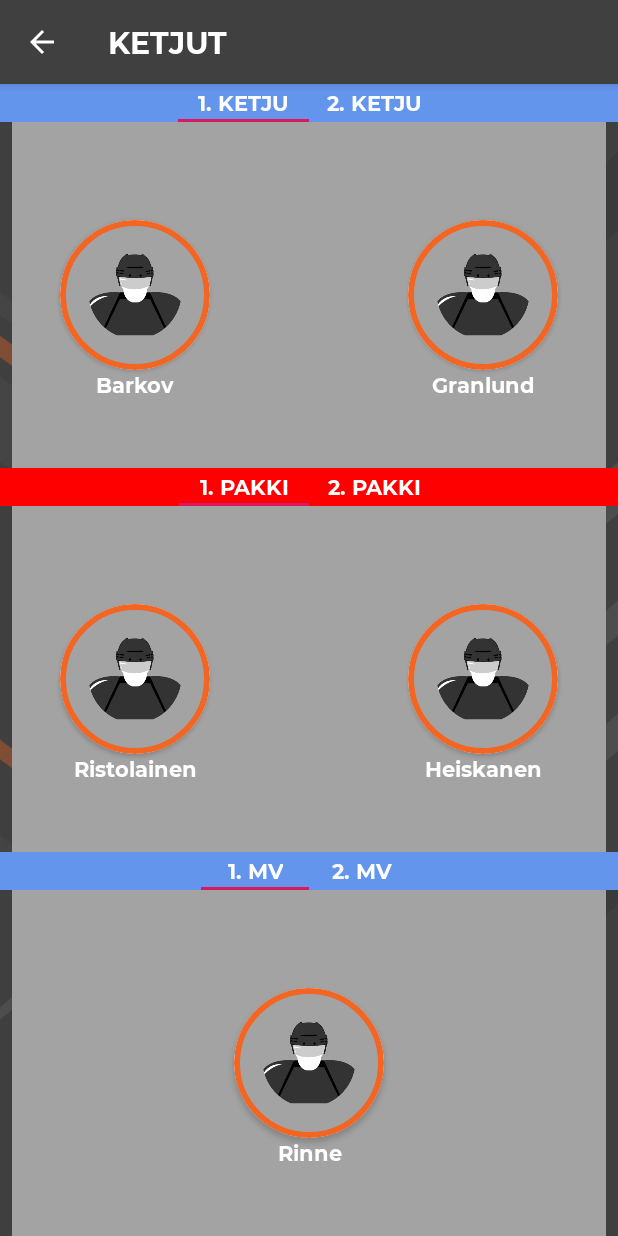
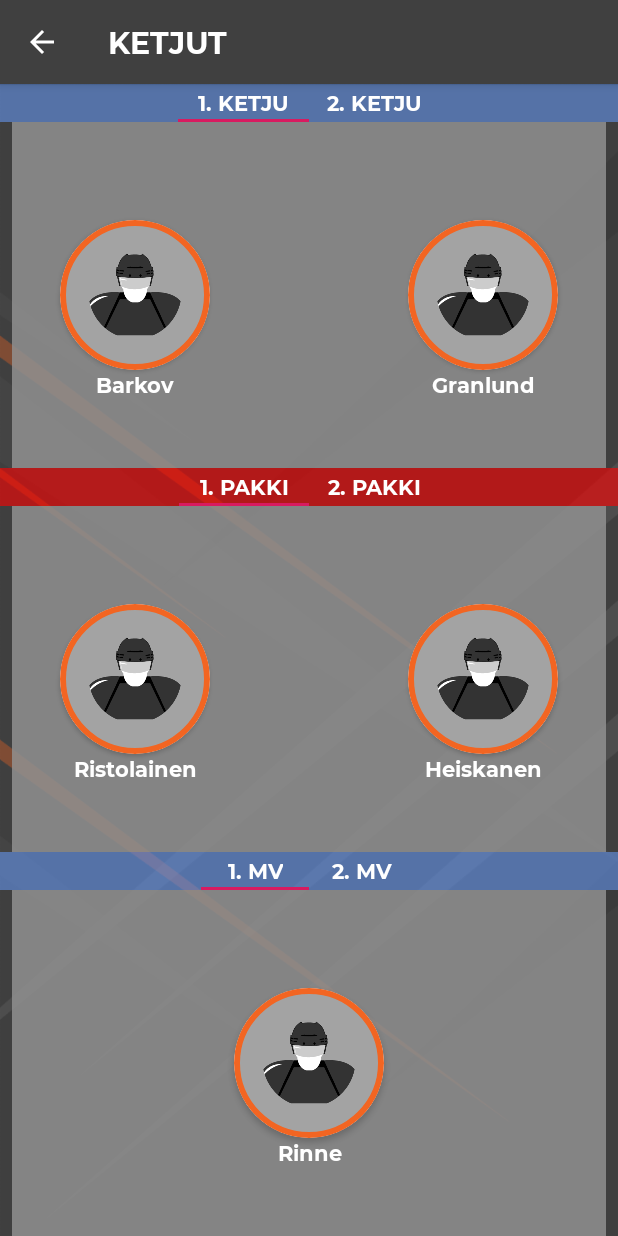
Before and after one commit to toniku/Android-Mobile-Software-Development-Project, an Android app: the LineEditActivity screen opened directly, with no data from a screen before it, on a phone screen of 412 x 824 dp. Run offline under Robolectric (Android 15) with nearby library versions, the phone set to English and light mode, and no system bars.

Commit message:
Update activity_line_edit.xml

```diff
--- a/app/src/main/res/layout/activity_line_edit.xml
+++ b/app/src/main/res/layout/activity_line_edit.xml
@@ -14,7 +14,7 @@
         android:id="@+id/sliding_tabs"
         android:layout_width="match_parent"
         android:layout_height="25dp"
-        android:background="@color/colorBlue"
+        android:background="@color/colorBlueTransparent"
         app:tabTextColor="@color/colorWhite"
         app:tabGravity="center"
         app:tabMode="scrollable" />
@@ -29,13 +29,13 @@
         android:layout_marginEnd="8dp"
         android:layout_marginRight="8dp"
         android:layout_weight="1"
-        android:background="@color/colorWhite" />
+        android:background="@color/colorWhiteTransparent" />
 
     <android.support.design.widget.TabLayout
         android:id="@+id/sliding_tabs2"
         android:layout_width="match_parent"
         android:layout_height="25dp"
-        android:background="@color/colorRed"
+        android:background="@color/colorRedTransparent"
         app:tabGravity="center"
         app:tabTextColor="@color/colorWhite"
         app:tabMode="scrollable" />
@@ -50,13 +50,13 @@
         android:layout_marginEnd="8dp"
         android:layout_marginRight="8dp"
         android:layout_weight="1"
-        android:background="@color/colorWhite" />
+        android:background="@color/colorWhiteTransparent" />
 
     <android.support.design.widget.TabLayout
         android:id="@+id/sliding_tabs3"
         android:layout_width="match_parent"
         android:layout_height="25dp"
-        android:background="@color/colorBlue"
+        android:background="@color/colorBlueTransparent"
         app:tabGravity="center"
         app:tabTextColor="@color/colorWhite"
         app:tabMode="scrollable" />
@@ -71,6 +71,6 @@
         android:layout_marginEnd="8dp"
         android:layout_marginRight="8dp"
         android:layout_weight="1"
-        android:background="@color/colorWhite" />
+        android:background="@color/colorWhiteTransparent" />
 
 </LinearLayout>
```
